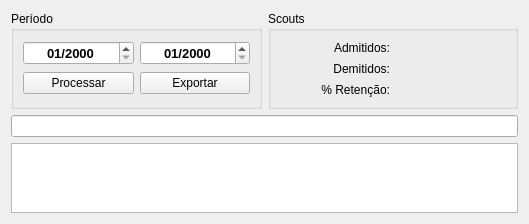
Old version of the form metaretencao.ui in the repository fallomermo/SmartSolution.
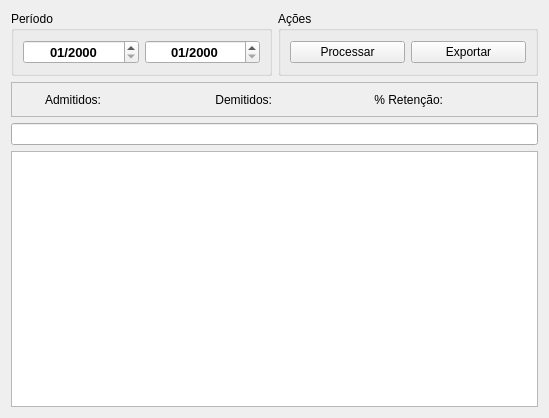
New version of the form. Icons and pictures are not drawn.

```diff
--- a/metaretencao.ui
+++ b/metaretencao.ui
@@ -6,21 +6,76 @@
    <rect>
     <x>0</x>
     <y>0</y>
-    <width>529</width>
-    <height>214</height>
+    <width>549</width>
+    <height>418</height>
    </rect>
   </property>
   <property name="windowTitle">
    <string>Form</string>
   </property>
-  <layout class="QGridLayout" name="gridLayout_3">
+  <layout class="QGridLayout" name="gridLayout">
    <item row="0" column="0">
     <widget class="QGroupBox" name="groupBox">
      <property name="title">
       <string>Período</string>
      </property>
-     <layout class="QGridLayout" name="gridLayout">
-      <item row="2" column="0">
+     <layout class="QHBoxLayout" name="horizontalLayout_2">
+      <item>
+       <widget class="QDateEdit" name="periodoInicio">
+        <property name="minimumSize">
+         <size>
+          <width>100</width>
+          <height>0</height>
+         </size>
+        </property>
+        <property name="font">
+         <font>
+          <pointsize>10</pointsize>
+          <weight>75</weight>
+          <bold>true</bold>
+         </font>
+        </property>
+        <property name="alignment">
+         <set>Qt::AlignCenter</set>
+        </property>
+        <property name="displayFormat">
+         <string>MM/yyyy</string>
+        </property>
+       </widget>
+      </item>
+      <item>
+       <widget class="QDateEdit" name="periodoFim">
+        <property name="minimumSize">
+         <size>
+          <width>100</width>
+          <height>0</height>
+         </size>
+        </property>
+        <property name="font">
+         <font>
+          <pointsize>10</pointsize>
+          <weight>75</weight>
+          <bold>true</bold>
+         </font>
+        </property>
+        <property name="alignment">
+         <set>Qt::AlignCenter</set>
+        </property>
+        <property name="displayFormat">
+         <string>MM/yyyy</string>
+        </property>
+       </widget>
+      </item>
+     </layout>
+    </widget>
+   </item>
+   <item row="0" column="1">
+    <widget class="QGroupBox" name="groupBox_2">
+     <property name="title">
+      <string>Ações</string>
+     </property>
+     <layout class="QHBoxLayout" name="horizontalLayout">
+      <item>
        <widget class="QPushButton" name="botaoProcessar">
         <property name="text">
          <string>Processar</string>
@@ -31,7 +86,7 @@
         </property>
        </widget>
       </item>
-      <item row="2" column="1">
+      <item>
        <widget class="QPushButton" name="botaoExportar">
         <property name="text">
          <string>Exportar</string>
@@ -42,96 +97,19 @@
         </property>
        </widget>
       </item>
-      <item row="0" column="0">
-       <widget class="QDateEdit" name="periodoInicio">
-        <property name="minimumSize">
-         <size>
-          <width>100</width>
-          <height>0</height>
-         </size>
-        </property>
-        <property name="font">
-         <font>
-          <pointsize>10</pointsize>
-          <weight>75</weight>
-          <bold>true</bold>
-         </font>
-        </property>
-        <property name="alignment">
-         <set>Qt::AlignCenter</set>
-        </property>
-        <property name="displayFormat">
-         <string>MM/yyyy</string>
-        </property>
-       </widget>
-      </item>
-      <item row="0" column="1">
-       <widget class="QDateEdit" name="periodoFim">
-        <property name="minimumSize">
-         <size>
-          <width>100</width>
-          <height>0</height>
-         </size>
-        </property>
-        <property name="font">
-         <font>
-          <pointsize>10</pointsize>
-          <weight>75</weight>
-          <bold>true</bold>
-         </font>
-        </property>
-        <property name="alignment">
-         <set>Qt::AlignCenter</set>
-        </property>
-        <property name="displayFormat">
-         <string>MM/yyyy</string>
-        </property>
-       </widget>
-      </item>
      </layout>
     </widget>
    </item>
-   <item row="0" column="1">
-    <widget class="QGroupBox" name="groupBox_4">
-     <property name="title">
-      <string>Scouts</string>
+   <item row="1" column="0" colspan="2">
+    <widget class="QFrame" name="frameScouts">
+     <property name="frameShape">
+      <enum>QFrame::StyledPanel</enum>
      </property>
-     <layout class="QGridLayout" name="gridLayout_4">
-      <item row="0" column="1">
-       <widget class="QLabel" name="campoNumeroDeAdmitidos">
-        <property name="font">
-         <font>
-          <pointsize>10</pointsize>
-          <weight>75</weight>
-          <bold>true</bold>
-         </font>
-        </property>
-        <property name="text">
-         <string/>
-        </property>
-        <property name="alignment">
-         <set>Qt::AlignRight|Qt::AlignTrailing|Qt::AlignVCenter</set>
-        </property>
-       </widget>
-      </item>
-      <item row="1" column="1">
-       <widget class="QLabel" name="campoNumeroDeDemitidos">
-        <property name="font">
-         <font>
-          <pointsize>10</pointsize>
-          <weight>75</weight>
-          <bold>true</bold>
-         </font>
-        </property>
-        <property name="text">
-         <string/>
-        </property>
-        <property name="alignment">
-         <set>Qt::AlignRight|Qt::AlignTrailing|Qt::AlignVCenter</set>
-        </property>
-       </widget>
-      </item>
-      <item row="0" column="0">
+     <property name="frameShadow">
+      <enum>QFrame::Raised</enum>
+     </property>
+     <layout class="QHBoxLayout" name="horizontalLayout_4">
+      <item>
        <widget class="QLabel" name="label_3">
         <property name="text">
          <string>Admitidos:</string>
@@ -141,7 +119,24 @@
         </property>
        </widget>
       </item>
-      <item row="1" column="0">
+      <item>
+       <widget class="QLabel" name="campoNumeroDeAdmitidos">
+        <property name="font">
+         <font>
+          <pointsize>10</pointsize>
+          <weight>75</weight>
+          <bold>true</bold>
+         </font>
+        </property>
+        <property name="text">
+         <string/>
+        </property>
+        <property name="alignment">
+         <set>Qt::AlignLeading|Qt::AlignLeft|Qt::AlignVCenter</set>
+        </property>
+       </widget>
+      </item>
+      <item>
        <widget class="QLabel" name="label_4">
         <property name="text">
          <string>Demitidos:</string>
@@ -151,7 +146,24 @@
         </property>
        </widget>
       </item>
-      <item row="2" column="0">
+      <item>
+       <widget class="QLabel" name="campoNumeroDeDemitidos">
+        <property name="font">
+         <font>
+          <pointsize>10</pointsize>
+          <weight>75</weight>
+          <bold>true</bold>
+         </font>
+        </property>
+        <property name="text">
+         <string/>
+        </property>
+        <property name="alignment">
+         <set>Qt::AlignLeading|Qt::AlignLeft|Qt::AlignVCenter</set>
+        </property>
+       </widget>
+      </item>
+      <item>
        <widget class="QLabel" name="label_5">
         <property name="text">
          <string>% Retenção:</string>
@@ -161,7 +173,7 @@
         </property>
        </widget>
       </item>
-      <item row="2" column="1">
+      <item>
        <widget class="QLabel" name="campoPercentualRetido">
         <property name="font">
          <font>
@@ -174,17 +186,17 @@
          <string/>
         </property>
         <property name="alignment">
-         <set>Qt::AlignRight|Qt::AlignTrailing|Qt::AlignVCenter</set>
+         <set>Qt::AlignLeading|Qt::AlignLeft|Qt::AlignVCenter</set>
         </property>
        </widget>
       </item>
      </layout>
     </widget>
    </item>
-   <item row="1" column="0" colspan="2">
-    <widget class="QLineEdit" name="campoPesquisarObjetosTabela"/>
-   </item>
    <item row="2" column="0" colspan="2">
+    <widget class="QLineEdit" name="campoPesquisarObjetosTabela"/>
+   </item>
+   <item row="3" column="0" colspan="2">
     <widget class="QTableWidget" name="tableWidget"/>
    </item>
   </layout>
```
Left out of the diff: 2 changed lines with no effect on the pictures.
